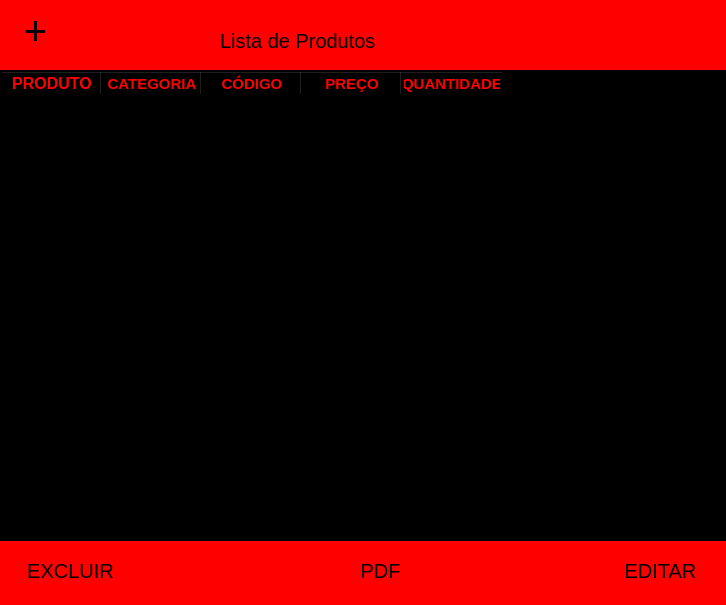
This is modulos/telas/listar_dados.ui in AsafViana/Registrador-de-estoque as Qt 5 draws it before an edit. The edited form follows.
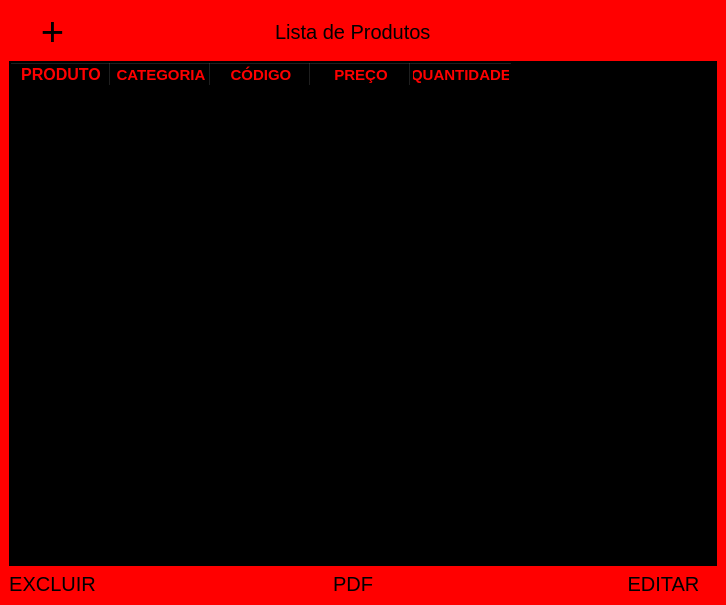
This is the edited form. Icons and pictures are not drawn.

Commit message: ajuste das telas

```diff
--- a/modulos/telas/listar_dados.ui
+++ b/modulos/telas/listar_dados.ui
@@ -17,15 +17,9 @@
    <string notr="true">background-color: rgb(255, 0, 0);</string>
   </property>
   <widget class="QWidget" name="centralwidget">
+   <layout class="QGridLayout" name="gridLayout">
+    <item row="0" column="3">
    <widget class="QLabel" name="label">
-    <property name="geometry">
-     <rect>
-      <x>220</x>
-      <y>10</y>
-      <width>201</width>
-      <height>61</height>
-     </rect>
-    </property>
     <property name="font">
      <font>
       <pointsize>15</pointsize>
@@ -35,22 +29,103 @@
      <string>Lista de Produtos</string>
     </property>
    </widget>
+    </item>
+    <item row="2" column="0">
+     <widget class="QPushButton" name="excluir">
+      <property name="font">
+       <font>
+        <pointsize>15</pointsize>
+       </font>
+      </property>
+      <property name="styleSheet">
+       <string notr="true">border-radius: 15px;
+background-color: rgb(255, 0, 0);</string>
+      </property>
+      <property name="text">
+       <string>EXCLUIR</string>
+      </property>
+     </widget>
+    </item>
+    <item row="0" column="0">
+     <widget class="QPushButton" name="add">
+      <property name="font">
+       <font>
+        <pointsize>30</pointsize>
+       </font>
+      </property>
+      <property name="styleSheet">
+       <string notr="true">border-radius: 25px</string>
+      </property>
+      <property name="text">
+       <string>+</string>
+      </property>
+     </widget>
+    </item>
+    <item row="0" column="1">
+     <widget class="QPushButton" name="recarregar">
+      <property name="font">
+       <font>
+        <pointsize>30</pointsize>
+       </font>
+      </property>
+      <property name="styleSheet">
+       <string notr="true">border-radius: 25px</string>
+      </property>
+      <property name="text">
+       <string/>
+      </property>
+      <property name="icon">
+       <iconset>
+        <normaloff>../icon/reload-webpage_icon-icons.com_53905.png</normaloff>../icon/reload-webpage_icon-icons.com_53905.png</iconset>
+      </property>
+      <property name="iconSize">
+       <size>
+        <width>30</width>
+        <height>30</height>
+       </size>
+      </property>
+     </widget>
+    </item>
+    <item row="0" column="5">
+     <widget class="QPushButton" name="mais">
+      <property name="font">
+       <font>
+        <pointsize>30</pointsize>
+       </font>
+      </property>
+      <property name="styleSheet">
+       <string notr="true">border-radius: 25px</string>
+      </property>
+      <property name="text">
+       <string/>
+      </property>
+      <property name="icon">
+       <iconset>
+        <normaloff>../icon/seta-cima.png</normaloff>../icon/seta-cima.png</iconset>
+      </property>
+      <property name="iconSize">
+       <size>
+        <width>40</width>
+        <height>40</height>
+       </size>
+      </property>
+     </widget>
+    </item>
+    <item row="1" column="0" colspan="7">
    <widget class="QTableWidget" name="tabela">
     <property name="enabled">
      <bool>true</bool>
     </property>
-    <property name="geometry">
-     <rect>
-      <x>0</x>
-      <y>70</y>
-      <width>731</width>
-      <height>471</height>
-     </rect>
+      <property name="minimumSize">
+       <size>
+        <width>500</width>
+        <height>100</height>
+       </size>
     </property>
     <property name="maximumSize">
      <size>
-      <width>16777215</width>
-      <height>471</height>
+        <width>2000</width>
+        <height>1000</height>
      </size>
     </property>
     <property name="font">
@@ -179,15 +254,9 @@
      </property>
     </column>
    </widget>
+    </item>
+    <item row="2" column="3">
    <widget class="QPushButton" name="pdf">
-    <property name="geometry">
-     <rect>
-      <x>330</x>
-      <y>550</y>
-      <width>101</width>
-      <height>41</height>
-     </rect>
-    </property>
     <property name="font">
      <font>
       <pointsize>15</pointsize>
@@ -201,124 +270,9 @@
      <string>PDF</string>
     </property>
    </widget>
-   <widget class="QPushButton" name="excluir">
-    <property name="geometry">
-     <rect>
-      <x>10</x>
-      <y>550</y>
-      <width>121</width>
-      <height>41</height>
-     </rect>
-    </property>
-    <property name="font">
-     <font>
-      <pointsize>15</pointsize>
-     </font>
-    </property>
-    <property name="styleSheet">
-     <string notr="true">border-radius: 15px;
-background-color: rgb(255, 0, 0);</string>
-    </property>
-    <property name="text">
-     <string>EXCLUIR</string>
-    </property>
-   </widget>
-   <widget class="QPushButton" name="editar">
-    <property name="geometry">
-     <rect>
-      <x>610</x>
-      <y>550</y>
-      <width>101</width>
-      <height>41</height>
-     </rect>
-    </property>
-    <property name="font">
-     <font>
-      <pointsize>15</pointsize>
-     </font>
-    </property>
-    <property name="styleSheet">
-     <string notr="true">border-radius: 15px;
-background-color: rgb(255, 0, 0);</string>
-    </property>
-    <property name="text">
-     <string>EDITAR</string>
-    </property>
-   </widget>
-   <widget class="QLabel" name="logo">
-    <property name="geometry">
-     <rect>
-      <x>0</x>
-      <y>10</y>
-      <width>81</width>
-      <height>31</height>
-     </rect>
-    </property>
-    <property name="text">
-     <string/>
-    </property>
-   </widget>
-   <widget class="QPushButton" name="add">
-    <property name="geometry">
-     <rect>
-      <x>10</x>
-      <y>10</y>
-      <width>51</width>
-      <height>41</height>
-     </rect>
-    </property>
-    <property name="font">
-     <font>
-      <pointsize>30</pointsize>
-     </font>
-    </property>
-    <property name="styleSheet">
-     <string notr="true">border-radius: 25px</string>
-    </property>
-    <property name="text">
-     <string>+</string>
-    </property>
-   </widget>
-   <widget class="QPushButton" name="recarregar">
-    <property name="geometry">
-     <rect>
-      <x>60</x>
-      <y>10</y>
-      <width>51</width>
-      <height>41</height>
-     </rect>
-    </property>
-    <property name="font">
-     <font>
-      <pointsize>30</pointsize>
-     </font>
-    </property>
-    <property name="styleSheet">
-     <string notr="true">border-radius: 25px</string>
-    </property>
-    <property name="text">
-     <string/>
-    </property>
-    <property name="icon">
-     <iconset>
-      <normaloff>../icon/reload-webpage_icon-icons.com_53905.png</normaloff>../icon/reload-webpage_icon-icons.com_53905.png</iconset>
-    </property>
-    <property name="iconSize">
-     <size>
-      <width>30</width>
-      <height>30</height>
-     </size>
-    </property>
-   </widget>
+    </item>
+    <item row="0" column="6">
    <widget class="QPushButton" name="menos">
-    <property name="geometry">
-     <rect>
-      <x>660</x>
-      <y>10</y>
-      <width>51</width>
-      <height>41</height>
-     </rect>
-    </property>
     <property name="font">
      <font>
       <pointsize>30</pointsize>
@@ -341,37 +295,24 @@
      </size>
     </property>
    </widget>
-   <widget class="QPushButton" name="mais">
-    <property name="geometry">
-     <rect>
-      <x>610</x>
-      <y>10</y>
-      <width>51</width>
-      <height>41</height>
-     </rect>
-    </property>
+    </item>
+    <item row="2" column="6">
+     <widget class="QPushButton" name="editar">
     <property name="font">
      <font>
-      <pointsize>30</pointsize>
+        <pointsize>15</pointsize>
      </font>
     </property>
     <property name="styleSheet">
-     <string notr="true">border-radius: 25px</string>
+       <string notr="true">border-radius: 15px;
+background-color: rgb(255, 0, 0);</string>
     </property>
     <property name="text">
-     <string/>
-    </property>
-    <property name="icon">
-     <iconset>
-      <normaloff>../icon/seta-cima.png</normaloff>../icon/seta-cima.png</iconset>
-    </property>
-    <property name="iconSize">
-     <size>
-      <width>40</width>
-      <height>40</height>
-     </size>
-    </property>
-   </widget>
+       <string>EDITAR</string>
+      </property>
+     </widget>
+    </item>
+   </layout>
   </widget>
  </widget>
  <resources/>
```
Lines whose indentation alone changed are shown as unchanged. The commit also changes 1 other file.
